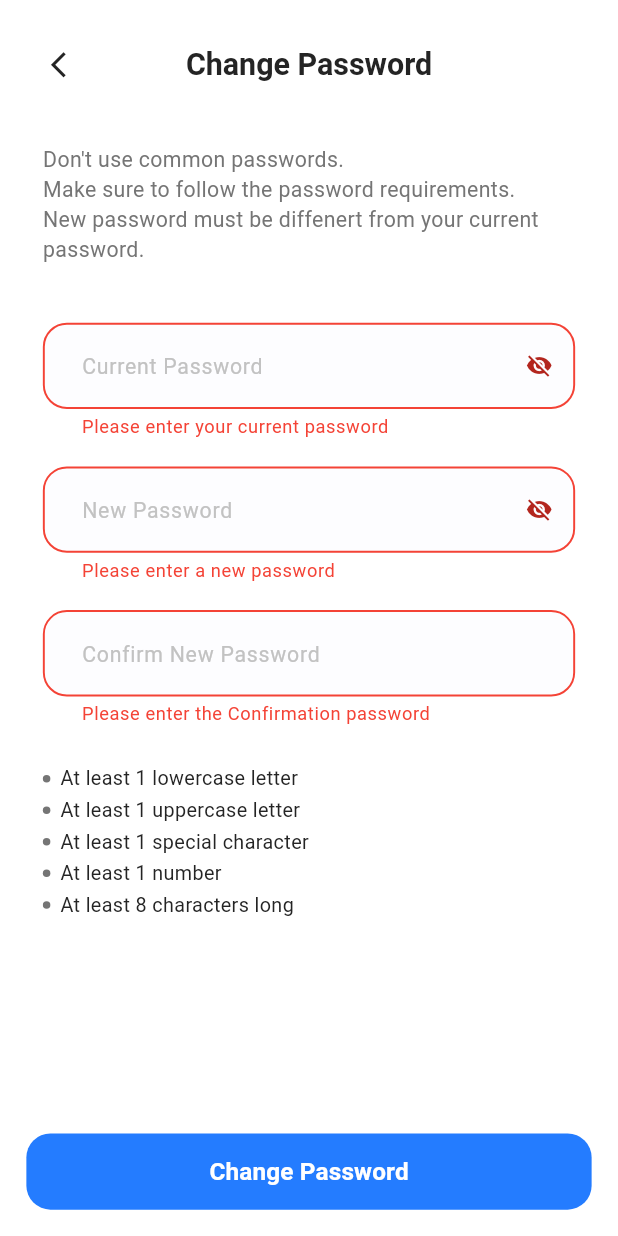
After one commit to Osamabnfathy/healthstack, a Flutter app: the ChangePasswordScreen screen opened by its route, after a tap on "Change Password", on a phone screen of 412 x 824 dp. The commit adds this screen. Run offline on Flutter 3.47's test engine with Material 3 defaults, Android fonts, the light colour scheme and no system bars; our stand-ins replace dio, easy_localization, flutter_bloc, flutter_screenutil, flutter_secure_storage, flutter_svg and 7 more; accounts and stored records are empty; generated files the repository leaves out were written again.

Commit message:
Make the Change password Screen the api call
- edit the di & extensions & api services & app router and routes
- make the change password request body, response body and repo
- make the change password cubit and state
- added the change password bloc listener, form
- added the change password screen

```diff
--- a/lib/core/di/dependency_injection.dart
+++ b/lib/core/di/dependency_injection.dart
@@ -9,7 +9,9 @@ import 'package:healthstack/features/home/logic/cubit/home_cubit.dart';
 import 'package:healthstack/features/sign_up/logic/sign_up_cubit.dart';
 import 'package:healthstack/features/sign_up/data/repos/sign_up_repo.dart';
 import 'package:healthstack/features/home/data/apis/home_api_services.dart';
+import 'package:healthstack/features/change_password/logic/change_password_cubit.dart';
 import 'package:healthstack/features/book_appointment/logic/book_appointment_cubit.dart';
+import 'package:healthstack/features/change_password/data/repo/change_password_repo.dart';
 import 'package:healthstack/features/forget_password/data/repos/forget_password_repo.dart';
 import 'package:healthstack/features/forget_password/logic/cubit/forget_password_cubit.dart';
 import 'package:healthstack/features/book_appointment/data/repos/book_appointment_repo.dart';
@@ -41,4 +43,8 @@ Future<void> setupGetIt() async {
 
   getIt.registerLazySingleton<BookAppointmentRepo>(() => BookAppointmentRepo(getIt()));
   getIt.registerFactory<BookAppointmentCubit>(() => BookAppointmentCubit(getIt()));
+
+  // Change Password
+  getIt.registerLazySingleton<ChangePasswordRepo>(() => ChangePasswordRepo(getIt()));
+  getIt.registerFactory<ChangePasswordCubit>(() => ChangePasswordCubit(getIt()));
 }
--- a/lib/core/helpers/extensions.dart
+++ b/lib/core/helpers/extensions.dart
@@ -15,7 +15,7 @@ extension Navigation on BuildContext {
   }
 
   // push name and remove until
-  Future<dynamic> pushNamedAndRemoveUntil(String routeName,
+  Future<dynamic> pushNamedAndRemoveUntil(String routeName, bool Function(dynamic route) param1,
       {Object? arguments, required RoutePredicate predicate}) {
     return Navigator.of(this)
         .pushNamedAndRemoveUntil(routeName, predicate, arguments: arguments);
--- a/lib/core/routing/app_router.dart
+++ b/lib/core/routing/app_router.dart
@@ -2,6 +2,8 @@ import 'package:flutter/material.dart';
 import 'package:flutter/services.dart';
 import 'package:flutter_bloc/flutter_bloc.dart';
 import 'package:healthstack/core/routing/routes.dart';
+import 'package:healthstack/features/change_password/logic/change_password_cubit.dart';
+import 'package:healthstack/features/change_password/ui/change_password_screen.dart';
 import 'package:healthstack/features/home/ui/home_screen.dart';
 import 'package:healthstack/core/di/dependency_injection.dart';
 import 'package:healthstack/features/login/ui/login_screen.dart';
@@ -156,6 +158,15 @@ class AppRouter {
         );
 
 
+      case Routes.changePasswordScreen:
+        return MaterialPageRoute(
+          builder: (_) => BlocProvider(
+            create: (context) => getIt<ChangePasswordCubit>(),
+            child: const ChangePasswordScreen(),
+          ),
+        );
+
+
       case Routes.appointmentScreen:
         return MaterialPageRoute(
           builder: (_) => const AppointmentScreen(),
--- a/lib/core/routing/routes.dart
+++ b/lib/core/routing/routes.dart
@@ -27,4 +27,7 @@ class Routes {
   static const String firstAppointmentScreen = '/firstAppointmentScreen';
   static const String secondAppointmentScreen = '/seconAppointmentScreen';
   static const String summaryScreen = '/thirdAppointmentScreen';
+
+  // change password screen
+  static const String changePasswordScreen = '/changePasswordScreen';
 }
--- a/lib/features/login/ui/widgets/password_validations.dart
+++ b/lib/core/widgets/password_validations.dart
@@ -1,5 +1,5 @@
 import 'package:flutter/material.dart';
-import '../../../../core/theming/styles.dart';
+import '../theming/styles.dart';
 import 'package:healthstack/core/theming/colors.dart';
 import 'package:healthstack/core/helpers/spacing.dart';
 
--- a/lib/features/book_appointment/ui/third_booking_confirmation_screen.dart
+++ b/lib/features/book_appointment/ui/third_booking_confirmation_screen.dart
@@ -41,7 +41,9 @@ class SummaryScreen extends StatelessWidget {
         padding: EdgeInsets.all(15.w),
         child: AppTextButton(
           onPressed: () {
-            context.pushNamedAndRemoveUntil(Routes.homeScreen, predicate: (Route<dynamic> route) { return false; });
+            context.pushNamedAndRemoveUntil(
+              Routes.homeScreen, (route) => false,
+              predicate: (Route<dynamic> route) { return false; });
           },
           buttonText: "Done",
           textStyle: TextStyles.font18WhiteMedium,
--- /dev/null
+++ b/lib/features/change_password/data/models/change_password_request_body.dart
@@ -0,0 +1,21 @@
+import 'package:json_annotation/json_annotation.dart';
+part 'change_password_request_body.g.dart';
+
+@JsonSerializable()
+class ChangePasswordRequestBody {
+  @JsonKey(name: 'old_password')
+  final String oldPassword;
+  @JsonKey(name: 'new_password')
+  final String newPassword;
+  @JsonKey(name: 'confirm_password')
+  final String confirmPassword;
+
+
+  ChangePasswordRequestBody({
+    required this.oldPassword,
+    required this.newPassword,
+    required this.confirmPassword,
+  });
+
+  Map<String, dynamic> toJson() => _$ChangePasswordRequestBodyToJson(this);
+}
--- /dev/null
+++ b/lib/features/change_password/data/repo/change_password_repo.dart
@@ -0,0 +1,23 @@
+
+import 'package:healthstack/core/networking/api_result.dart';
+import 'package:healthstack/core/networking/api_service.dart';
+import 'package:healthstack/core/networking/api_error_handler.dart';
+import 'package:healthstack/features/change_password/data/models/change_password_request_body.dart';
+import 'package:healthstack/features/change_password/data/models/change_password_response_body.dart';
+
+
+class ChangePasswordRepo {
+  final ApiService _apiService;
+
+  ChangePasswordRepo(this._apiService);
+
+  Future<ApiResult<ChangePasswordResponseBody>> changePassword(
+      ChangePasswordRequestBody changePasswordRequestBody) async {
+    try {
+      final response = await _apiService.changePassword(changePasswordRequestBody);
+      return ApiResult.success(response);
+    } catch (error) {
+      return ApiResult.failure(ErrorHandler.handle(error));
+    }
+  }
+}
--- /dev/null
+++ b/lib/features/change_password/logic/change_password_cubit.dart
@@ -0,0 +1,32 @@
+import 'package:flutter/material.dart';
+import 'package:flutter_bloc/flutter_bloc.dart';
+import 'package:healthstack/features/change_password/data/repo/change_password_repo.dart';
+import 'package:healthstack/features/change_password/logic/change_password_state.dart';
+import 'package:healthstack/features/change_password/data/models/change_password_request_body.dart';
+
+
+class ChangePasswordCubit extends Cubit<ChangePasswordState> {
+  final ChangePasswordRepo _changePasswordRepo;
+  ChangePasswordCubit(this._changePasswordRepo) : super(const ChangePasswordState.initial());
+
+  TextEditingController currentPasswordController = TextEditingController();
+  TextEditingController newPasswordController = TextEditingController();
+  TextEditingController confirmPasswordController = TextEditingController();
+  final formKey = GlobalKey<FormState>();
+
+  void emitChangePasswordState() async {
+    emit(const ChangePasswordState.changePasswordLoading());
+    final response = await _changePasswordRepo.changePassword(
+      ChangePasswordRequestBody(
+        oldPassword: currentPasswordController.text,
+        newPassword: newPasswordController.text,
+        confirmPassword: confirmPasswordController.text,
+      ),
+    );
+    response.when(success: (changePasswordResponse) {
+      emit(ChangePasswordState.changePasswordSuccess(changePasswordResponse));
+    }, failure: (error) {
+      emit(ChangePasswordState.changePasswordError(error: error.apiErrorModel.message ?? ''));
+    });
+  }
+}
--- /dev/null
+++ b/lib/features/change_password/logic/change_password_state.dart
@@ -0,0 +1,12 @@
+import 'package:freezed_annotation/freezed_annotation.dart';
+
+part 'change_password_state.freezed.dart';
+
+@freezed
+class ChangePasswordState<T> with _$ChangePasswordState<T> {
+  const factory ChangePasswordState.initial() = _Initial;
+
+  const factory ChangePasswordState.changePasswordLoading() = ChangePasswordLoading;
+  const factory ChangePasswordState.changePasswordSuccess(T data) = ChangePasswordSuccess<T>;
+  const factory ChangePasswordState.changePasswordError({required String error}) = ChangePasswordError;
+}
--- /dev/null
+++ b/lib/features/change_password/ui/change_password_screen.dart
@@ -0,0 +1,69 @@
+import 'package:flutter/material.dart';
+import 'package:healthstack/features/change_password/ui/widgets/change_password_bloc_listener.dart';
+import 'widgets/change_password_form.dart';
+import 'package:flutter_bloc/flutter_bloc.dart';
+import 'package:healthstack/core/helpers/spacing.dart';
+import 'package:healthstack/core/theming/styles.dart';
+import 'package:flutter_screenutil/flutter_screenutil.dart';
+import 'package:healthstack/core/widgets/app_text_button.dart';
+import 'package:healthstack/core/widgets/custom_app_bar.dart';
+import 'package:healthstack/features/change_password/logic/change_password_cubit.dart';
+
+class ChangePasswordScreen extends StatelessWidget {
+  const ChangePasswordScreen({super.key});
+
+  @override
+  Widget build(BuildContext context) {
+    return Scaffold(
+      backgroundColor: Colors.white,
+
+      body: SafeArea (
+        child: Padding(
+          padding: EdgeInsets.symmetric(vertical: 15.h, horizontal: 10.w),
+
+          child: SingleChildScrollView(
+            child: Column(
+              crossAxisAlignment: CrossAxisAlignment.start,
+              children: [
+                CustomAppBar(title: "Change Password"),
+                verticalSpace(15),
+
+                Padding(
+                  padding: EdgeInsets.symmetric(horizontal: 16.w, vertical: 10.h),
+                  child: Text(
+                    "Don't use common passwords. \nMake sure to follow the password requirements. \nNew password must be diffenert from your current password.",
+                    style: TextStyles.font14GrayRegular,
+                  ),
+                ),
+                verticalSpace(20),
+
+                ChangePasswordForm(),
+
+                const ChangePasswordBlocListener(),
+              ],
+            ),
+          )
+        ),
+      ),
+
+      bottomNavigationBar: Padding(
+        padding: EdgeInsets.all(16.w),
+        child: AppTextButton(
+          buttonText: "Change Password",
+          textStyle: TextStyles.font16WhiteSemiBold,
+          onPressed: () {
+            validateThenDoChangePassword(context);
+          },
+        ),
+      ),
+    );
+  }
+
+  void validateThenDoChangePassword(BuildContext context) {
+  final formState = context.read<ChangePasswordCubit>().formKey.currentState!;
+  if (formState.validate()) {
+    final cubit = context.read<ChangePasswordCubit>();
+    cubit.emitChangePasswordState();
+  }
+}
+}
--- /dev/null
+++ b/lib/features/change_password/ui/widgets/change_password_form.dart
@@ -0,0 +1,141 @@
+import 'package:flutter/material.dart';
+import 'package:flutter_bloc/flutter_bloc.dart';
+import 'package:healthstack/core/helpers/spacing.dart';
+import 'package:healthstack/core/helpers/app_regex.dart';
+import 'package:flutter_screenutil/flutter_screenutil.dart';
+import 'package:healthstack/core/widgets/app_text_form_field.dart';
+import 'package:healthstack/features/change_password/logic/change_password_cubit.dart';
+import 'package:healthstack/core/widgets/password_validations.dart';
+
+class ChangePasswordForm extends StatefulWidget {
+  const ChangePasswordForm({super.key});
+
+  @override
+  State<ChangePasswordForm> createState() => _ChangePasswordFormState();
+}
+
+class _ChangePasswordFormState extends State<ChangePasswordForm> {
+  bool _obscureText1 = true;
+  bool _obscureText2 = true;
+
+  bool hasLowercase = false;
+  bool hasUppercase = false;
+  bool hasSpecialCharacters = false;
+  bool hasNumber = false;
+  bool hasMinLength = false;
+
+  late TextEditingController currentPasswordController;
+  late TextEditingController newPasswordController;
+  late TextEditingController confirmPasswordController;
+
+  @override
+  void didChangeDependencies() {
+    super.didChangeDependencies();
+    currentPasswordController = context.read<ChangePasswordCubit>().currentPasswordController;
+    newPasswordController = context.read<ChangePasswordCubit>().newPasswordController;
+    confirmPasswordController = context.read<ChangePasswordCubit>().confirmPasswordController;
+    setupPasswordControllerListener();
+  }
+
+  void setupPasswordControllerListener() {
+    newPasswordController.addListener(() {
+      setState(() {
+        hasLowercase = AppRegex.hasLowerCase(newPasswordController.text);
+        hasUppercase = AppRegex.hasUpperCase(newPasswordController.text);
+        hasSpecialCharacters = AppRegex.hasSpecialCharacter(newPasswordController.text);
+        hasNumber = AppRegex.hasNumber(newPasswordController.text);
+        hasMinLength = AppRegex.hasMinLength(newPasswordController.text);
+      });
+    });
+  }
+
+  @override
+  void dispose() {
+    currentPasswordController.dispose();
+    newPasswordController.dispose();
+    confirmPasswordController.dispose();
+    super.dispose();
+  }
+
+  @override
+  Widget build(BuildContext context) {
+    return Container(
+    width: double.infinity,
+    margin: EdgeInsets.symmetric(horizontal: 16.w, vertical: 8.h),
+
+    child: Form(
+      key: context.read<ChangePasswordCubit>().formKey,
+      child: Column(
+        children: [
+          AppTextFormField(
+            controller: currentPasswordController ,
+            hintText: 'Current Password',
+            isObscureText: _obscureText1,
+            suffixIcon: GestureDetector(
+              onTap: () {
+                setState(() {
+                  _obscureText1 = !_obscureText1;
+                });
+              },
+              child: Icon(
+                _obscureText1 ? Icons.visibility_off : Icons.visibility,
+              ),
+            ),
+            validator: (value) {
+              if (value == null || value.isEmpty) {
+                return 'Please enter your current password';
+              }
+            },
+          ),
+          verticalSpace(18),
+
+          AppTextFormField(
+            controller: newPasswordController,
+            hintText: 'New Password',
+            isObscureText: _obscureText2,
+            suffixIcon: GestureDetector(
+              onTap: () {
+                setState(() {
+                  _obscureText2 = !_obscureText2;
+                });
+              },
+              child: Icon(
+                _obscureText2 ? Icons.visibility_off : Icons.visibility,
+              ),
+            ),
+            validator: (value) {
+              if (value == null || value.isEmpty) {
+                return 'Please enter a new password';
+              }
+            },
+          ),
+          verticalSpace(18),
+
+          AppTextFormField(
+            controller: confirmPasswordController,
+            hintText: 'Confirm New Password',
+            isObscureText: _obscureText2,
+            validator: (value) {
+              if (value == null || value.isEmpty) {
+                return 'Please enter the Confirmation password';
+              }
+              if (value != newPasswordController.text) {
+                return 'Passwords do not match';
+              }
+            },
+          ),
+          verticalSpace(25),
+
+          PasswordValidations(
+            hasLowerCase: hasLowercase,
+            hasUpperCase: hasUppercase,
+            hasSpecialCharacters: hasSpecialCharacters,
+            hasNumber: hasNumber,
+            hasMinLength: hasMinLength,
+          ),
+        ],
+      ),
+    )
+    );
+  }
+}
--- a/lib/features/home/ui/widgets/drawer/ui/widgets/drawer_top_buttons.dart
+++ b/lib/features/home/ui/widgets/drawer/ui/widgets/drawer_top_buttons.dart
@@ -47,7 +47,7 @@ class MyAppointmentAndMedicalRecords extends StatelessWidget {
           children: [
             _buildQuickActionItem(
               context,
-              'My Appointment',
+              'Appointments',
               () => context.pushNamed(Routes.appointmentScreen),
             ),
 
@@ -61,7 +61,7 @@ class MyAppointmentAndMedicalRecords extends StatelessWidget {
 
             _buildQuickActionItem(
               context,
-              'Medical records',
+              'Prescriptions',
               () => context.pushNamed(Routes.medicalRecordScreen),
             ),
           ],
--- a/lib/features/login/ui/widgets/login_bloc_listener.dart
+++ b/lib/features/login/ui/widgets/login_bloc_listener.dart
@@ -30,7 +30,10 @@ class LoginBlocListener extends StatelessWidget {
           },
           success: (loginResponse) {
             context.pop();
-            context.pushNamedAndRemoveUntil(Routes.homeScreen, predicate: (Route<dynamic> route) {
+            context.pushNamedAndRemoveUntil(
+              Routes.homeScreen,
+              (route) => false,
+              predicate: (Route<dynamic> route) {
               return false;
             });
           },
--- a/lib/features/sign_up/ui/widgets/sign_up_form.dart
+++ b/lib/features/sign_up/ui/widgets/sign_up_form.dart
@@ -3,7 +3,7 @@ import '../../../../core/helpers/spacing.dart';
 import 'package:flutter_bloc/flutter_bloc.dart';
 import 'package:healthstack/core/helpers/app_regex.dart';
 import '../../../../core/widgets/app_text_form_field.dart';
-import '../../../login/ui/widgets/password_validations.dart';
+import '../../../../core/widgets/password_validations.dart';
 import 'package:healthstack/features/sign_up/logic/sign_up_cubit.dart';
 
 
```
Also changed, not shown: lib/core/networking/api_service.dart (+7 -0 lines), lib/features/change_password/data/models/change_password_response_body.dart (added, +18 -0 lines), lib/features/change_password/ui/widgets/change_password_bloc_listener.dart (added, +109 -0 lines), lib/features/home/ui/widgets/drawer/ui/widgets/bottuns_list.dart (+37 -36 lines), lib/core/networking/api_service.g.dart, lib/features/change_password/data/models/change_password_request_body.g.dart (added), lib/features/change_password/data/models/change_password_response_body.g.dart (added), lib/features/change_password/logic/change_password_state.freezed.dart (added), 4 other files.
